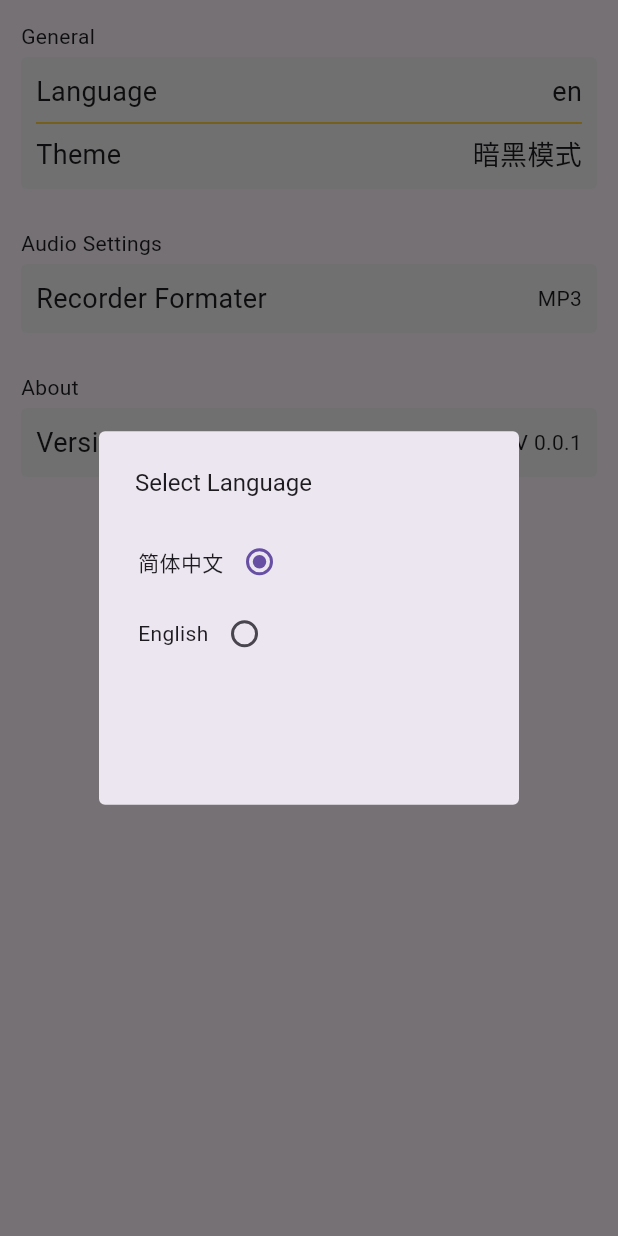
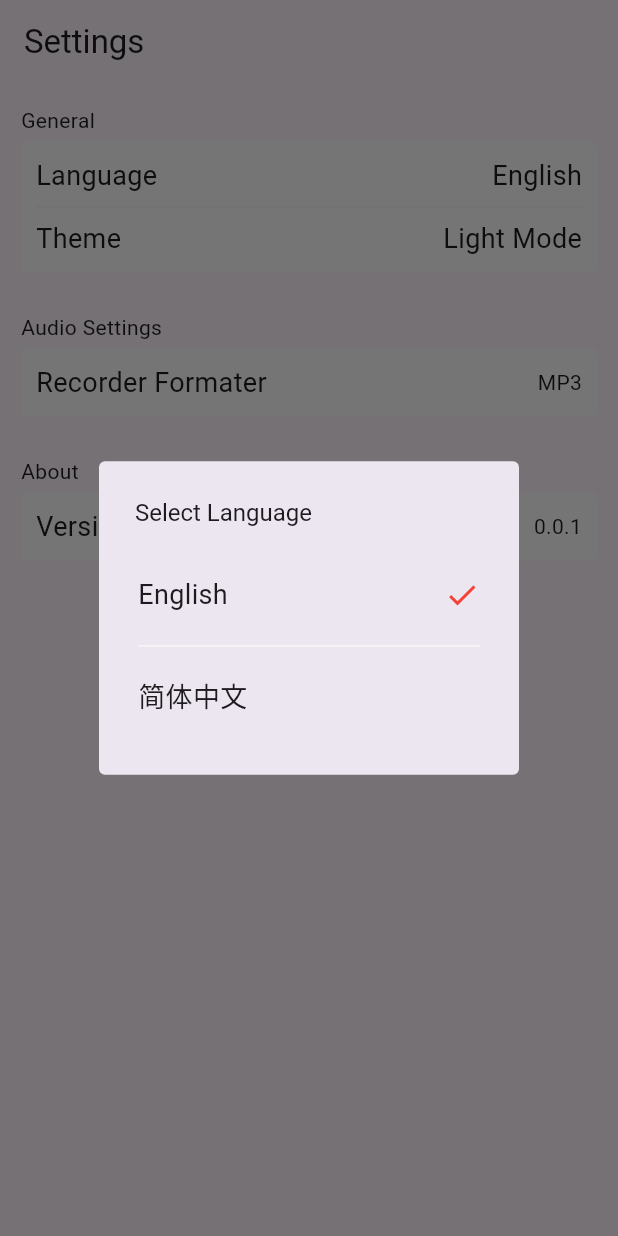
Before and after one commit to wu-yiqiang/audiometer, a Flutter app: the SettingsPage screen opened directly, after a tap on "Language", on a phone screen of 412 x 824 dp. Run offline on Flutter 3.47's test engine with Material 3 defaults, Android fonts, the phone set to English and light mode, and no system bars; our stand-ins replace get, get_storage; accounts and stored records are empty.

Commit message:
设置页面添加通用设置

```diff
--- a/lib/common/const.dart
+++ b/lib/common/const.dart
@@ -2,3 +2,44 @@ import 'package:flutter/material.dart';
 
 const PrimaryColor = Colors.red;
 const SecondColor = Color.fromARGB(255, 255, 120, 120);
+const DarkBackgroundColor = Color.fromARGB(255, 76, 76, 76);
+const LightBackgroundColor = Color.fromARGB(255, 255, 255, 255);
+const BorderColor = Color.fromARGB(255, 247, 246, 243);
+
+class LanguageMap {
+  static const english = 'English';
+  static const simpleChinese = '简体中文';
+}
+
+class LanguageEnMap {
+  static const lang = 'en';
+  static const country = 'US';
+}
+
+class LanguageZhMap {
+  static const lang = 'zh';
+  static const country = 'CN';
+}
+
+List languages = [
+  {
+    'value': LanguageEnMap.lang,
+    'label': LanguageMap.english,
+    'country': LanguageEnMap.country,
+  },
+  {
+    'value': LanguageZhMap.lang,
+    'label': LanguageMap.simpleChinese,
+    'country': LanguageZhMap.country,
+  },
+];
+
+class ThemeModeMap {
+  static const dark = 'dark';
+  static const light = 'light';
+}
+
+List themeModes = [
+  {'value': ThemeModeMap.light, 'label': "lightMode"},
+  {'value': ThemeModeMap.dark, 'label': "darkMode"},
+];
--- a/lib/pages/RecorderPage/Recorder.dart
+++ b/lib/pages/RecorderPage/Recorder.dart
@@ -1,4 +1,5 @@
 import 'package:audiometer/common/const.dart';
+import 'package:audiometer/store/store.dart';
 import 'package:audiometer/widgets/DeleteDialog.dart';
 import 'package:audiometer/widgets/IconsButton.dart';
 import 'package:flutter/material.dart';
@@ -20,7 +21,7 @@ class _Recorder extends State<Recorder> {
       padding: EdgeInsets.all(10),
       decoration: BoxDecoration(
         borderRadius: BorderRadius.all(Radius.circular(6)),
-        color: Color.fromARGB(250, 250, 250, 250)
+        color: isDark() ? DarkBackgroundColor : LightBackgroundColor,
       ),
       child: Flex(
         direction: Axis.vertical,
--- a/lib/pages/Settings/General.dart
+++ b/lib/pages/Settings/General.dart
@@ -1,4 +1,7 @@
-import 'package:audiometer/store/store.dart';
+import 'package:audiometer/common/const.dart';
+import 'package:audiometer/pages/Settings/LanguageCard.dart';
+import 'package:audiometer/pages/Settings/ThemeCard.dart';
+import 'package:audiometer/pages/Settings/settings_controller/general_controller.dart';
 import 'package:audiometer/widgets/RadioDialog.dart';
 import 'package:audiometer/widgets/SettingsCard.dart';
 import 'package:flutter/material.dart';
@@ -12,98 +15,15 @@ class General extends StatefulWidget {
 }
 
 class _General extends State<General> {
-  String _groupValue = storeGetValue(settingStoreKeys['LANGUAGE']!);
-
+  final GeneralController generalController = Get.put(GeneralController());
   @override
   Widget build(BuildContext context) {
     return SettingsCard(
       title: "general".tr,
       widgets: [
-        GestureDetector(
-          behavior: HitTestBehavior.opaque, // 核心代码
-          onTap: () async {
-            await radioDialog(
-              context,
-              'selectlanguage'.tr,
-              Container(
-                width: double.infinity,
-                child: RadioGroup<String>(
-                  groupValue: _groupValue,
-                  onChanged: (String? value) {
-                    setState(() {
-                      storeSetValue(settingStoreKeys['LANGUAGE']!, value);
-                    });
-                  },
-                  child: Column(
-                    children: <Widget>[
-                      Row(
-                        children: [
-                          Text("简体中文"),
-                          Radio<String>(value: 'en'),
-                        ],
-                      ),
-                      Row(
-                        children: [
-                          Text("English"),
-                          Radio<String>(value: 'zh'),
-                        ],
-                      ),
-                    ],
-                  ),
-                ),
-              ),
-            );
-          },
-          child: Flex(
-            direction: Axis.horizontal,
-            mainAxisAlignment: MainAxisAlignment.spaceBetween,
-            crossAxisAlignment: CrossAxisAlignment.center,
-            spacing: 14,
-            children: [
-              Expanded(
-                child: Flex(
-                  direction: Axis.vertical,
-                  crossAxisAlignment: CrossAxisAlignment.start,
-                  spacing: 4,
-                  children: [
-                    Text("language".tr, style: TextStyle(fontSize: 18)),
-                  ],
-                ),
-              ),
-              Row(
-                spacing: 8,
-                children: [
-                  Text(
-                    storeGetValue(settingStoreKeys['LANGUAGE']!),
-                    style: TextStyle(fontSize: 18),
-                  ),
-                ],
-              ),
-            ],
-          ),
-        ),
-
-        Divider(color: Colors.amber),
-        Flex(
-          direction: Axis.horizontal,
-          mainAxisAlignment: MainAxisAlignment.spaceBetween,
-          crossAxisAlignment: CrossAxisAlignment.center,
-          spacing: 14,
-          children: [
-            Expanded(
-              child: Flex(
-                direction: Axis.vertical,
-                crossAxisAlignment: CrossAxisAlignment.start,
-                spacing: 4,
-                children: [Text("theme".tr, style: TextStyle(fontSize: 18))],
-              ),
-            ),
-            Row(
-              spacing: 8,
-              children: [Text("暗黑模式", style: TextStyle(fontSize: 18))],
-            ),
-          ],
-        ),
+        LanguageCard(),
+        Divider(color: const Color.fromARGB(255, 247, 246, 243)),
+        ThemeCard()
       ],
     );
   }
--- /dev/null
+++ b/lib/pages/Settings/LanguageCard.dart
@@ -0,0 +1,111 @@
+import 'package:audiometer/common/const.dart';
+import 'package:audiometer/pages/Settings/settings_controller/general_controller.dart';
+import 'package:audiometer/widgets/RadioDialog.dart';
+import 'package:flutter/material.dart';
+import 'package:get/get.dart';
+
+class LanguageCard extends StatefulWidget {
+  const LanguageCard({super.key});
+
+  @override
+  State<LanguageCard> createState() => _LanguageCard();
+}
+
+class _LanguageCard extends State<LanguageCard> {
+  final GeneralController generalController = Get.put(GeneralController());
+  @override
+  Widget build(BuildContext context) {
+    return GestureDetector(
+      behavior: HitTestBehavior.opaque,
+      onTap: () async {
+        await radioDialog(
+          context,
+          'selectlanguage'.tr,
+          Container(
+            width: double.infinity,
+            child: RadioGroup<String>(
+              groupValue: generalController.language.value,
+              onChanged: (value) {
+                generalController.updateLanguage(value!);
+              },
+              child: Column(
+                children: <Widget>[
+                  Obx(() {
+                    return Expanded(
+                      child: GestureDetector(
+                        behavior: HitTestBehavior.opaque,
+                        child: Flex(
+                          direction: Axis.horizontal,
+                          mainAxisAlignment: MainAxisAlignment.spaceBetween,
+                          children: [
+                            Text('English', style: TextStyle(fontSize: 18)),
+                            ?generalController.language.value ==
+                                    LanguageEnMap.lang
+                                ? Icon(Icons.check, color: PrimaryColor)
+                                : null,
+                          ],
+                        ),
+                        onTap: () {
+                          generalController.updateLanguage(LanguageEnMap.lang);
+                        },
+                      ),
+                    );
+                  }),
+                  Divider(color: BorderColor),
+                  Obx(() {
+                    return Expanded(
+                      child: GestureDetector(
+                        behavior: HitTestBehavior.opaque,
+                        child: Flex(
+                          direction: Axis.horizontal,
+                          mainAxisAlignment: MainAxisAlignment.spaceBetween,
+                          children: [
+                            Text('简体中文', style: TextStyle(fontSize: 18)),
+                            ?generalController.language.value ==
+                                    LanguageZhMap.lang
+                                ? Icon(Icons.check, color: PrimaryColor)
+                                : null,
+                          ],
+                        ),
+                        onTap: () {
+                          generalController.updateLanguage(LanguageZhMap.lang);
+                        },
+                      ),
+                    );
+                  }),
+                ],
+              ),
+            ),
+          ),
+        );
+      },
+      child: Obx(() {
+        return Flex(
+          direction: Axis.horizontal,
+          mainAxisAlignment: MainAxisAlignment.spaceBetween,
+          crossAxisAlignment: CrossAxisAlignment.center,
+          spacing: 14,
+          children: [
+            Expanded(
+              child: Flex(
+                direction: Axis.vertical,
+                crossAxisAlignment: CrossAxisAlignment.start,
+                spacing: 4,
+                children: [Text("language".tr, style: TextStyle(fontSize: 18))],
+              ),
+            ),
+            Row(
+              spacing: 8,
+              children: [
+                Text(
+                  generalController.languageLabel.value,
+                  style: TextStyle(fontSize: 18),
+                ),
+              ],
+            ),
+          ],
+        );
+      }),
+    );
+  }
+}
--- a/lib/pages/Settings/Settings.dart
+++ b/lib/pages/Settings/Settings.dart
@@ -1,5 +1,4 @@
 import 'package:audiometer/pages/Settings/General.dart';
-import 'package:audiometer/store/store.dart';
 import 'package:audiometer/widgets/SettingsCard.dart';
 import 'package:flutter/material.dart';
 import 'package:get/get.dart';
@@ -8,6 +7,7 @@ class SettingsPage extends StatelessWidget {
   Widget build(BuildContext context) {
 
     return Scaffold(
+      appBar: AppBar(title: Text('settings'.tr)),
       body: SafeArea(
         child: Container(
           padding: EdgeInsetsGeometry.all(14),
@@ -68,7 +68,7 @@ class SettingsPage extends StatelessWidget {
                             ],
                           ),
                         ),
-                        Row(spacing: 8, children: [Text("V 0.0.1")]),
+                        Row(spacing: 8, children: [Text("0.0.1")]),
                       ],
                     ),
                   ],
--- /dev/null
+++ b/lib/pages/Settings/ThemeCard.dart
@@ -0,0 +1,99 @@
+import 'package:audiometer/common/const.dart';
+import 'package:audiometer/pages/Settings/settings_controller/general_controller.dart';
+import 'package:audiometer/widgets/RadioDialog.dart';
+import 'package:flutter/material.dart';
+import 'package:get/get.dart';
+
+class ThemeCard extends StatefulWidget {
+  const ThemeCard({super.key});
+
+  @override
+  State<ThemeCard> createState() => _ThemeCard();
+}
+
+class _ThemeCard extends State<ThemeCard> {
+  final GeneralController generalController = Get.put(GeneralController());
+
+  @override
+  Widget build(BuildContext context) {
+    return GestureDetector(
+      behavior: HitTestBehavior.opaque,
+      onTap: () async {
+        await radioDialog(
+          context,
+          'selectTheme'.tr,
+          Container(
+            width: double.infinity,
+            child: Column(
+              children: <Widget>[
+                Obx(() {
+                  return Expanded(
+                    child: GestureDetector(
+                      behavior: HitTestBehavior.opaque,
+                      child: Flex(
+                        direction: Axis.horizontal,
+                        mainAxisAlignment: MainAxisAlignment.spaceBetween,
+                        children: [
+                          Text('lightMode'.tr, style: TextStyle(fontSize: 18)),
+                          ?generalController.theme.value == ThemeModeMap.light
+                              ? Icon(Icons.check, color: PrimaryColor)
+                              : null,
+                        ],
+                      ),
+                      onTap: () {
+                        generalController.updateTheme(ThemeModeMap.light);
+                      },
+                    ),
+                  );
+                }),
+                Divider(color: BorderColor),
+                Obx(() {
+                  return Expanded(
+                    child: GestureDetector(
+                      behavior: HitTestBehavior.opaque,
+                      onTap: () {
+                        generalController.updateTheme(ThemeModeMap.dark);
+                      },
+                      child: Flex(
+                        direction: Axis.horizontal,
+                        mainAxisAlignment: MainAxisAlignment.spaceBetween,
+                        children: [
+                          Text('darkMode'.tr, style: TextStyle(fontSize: 18)),
+                          ?generalController.theme.value == ThemeModeMap.dark
+                              ? Icon(Icons.check, color: PrimaryColor)
+                              : null,
+                        ],
+                      ),
+                    ),
+                  );
+                }),
+              ],
+            ),
+          ),
+        );
+      },
+      child: Flex(
+        direction: Axis.horizontal,
+        mainAxisAlignment: MainAxisAlignment.spaceBetween,
+        crossAxisAlignment: CrossAxisAlignment.center,
+        spacing: 14,
+        children: [
+          Expanded(
+            child: Flex(
+              direction: Axis.vertical,
+              crossAxisAlignment: CrossAxisAlignment.start,
+              spacing: 4,
+              children: [Text("theme".tr, style: TextStyle(fontSize: 18))],
+            ),
+          ),
+          Obx(() {
+            return Row(
+              spacing: 8,
+              children: [Text(generalController.themeLabel.value.tr, style: TextStyle(fontSize: 18))],
+            );
+          }),
+        ],
+      ),
+    );
+  }
+}
--- a/lib/store/store.dart
+++ b/lib/store/store.dart
@@ -50,7 +50,13 @@ void storeSaveMap(Map maps, Map data) {
 }
 
 dynamic getTheme() {
+  bool theme = isDark();
+  if (theme) return Brightness.dark;
+  return Brightness.light;
+}
+
+bool isDark() {
   dynamic theme = storeGetValue(settingStoreKeys['THEME']!);
-  if (theme == "light") return Brightness.light;
-  if (theme == 'dark') return Brightness.dark;
+  if (theme == 'dark') return true;
+  return false;
 }
--- a/lib/translation/en_US.dart
+++ b/lib/translation/en_US.dart
@@ -15,5 +15,9 @@ final Map<String, String> en_US = {
   'recorderFormater': "Recorder Formater",
   'about': "About",
   'version': "Version",
-  'selectlanguage': "Select Language"
-};
+  'selectlanguage': "Select Language",
+  'darkMode': "Dark Mode",
+  'lightMode': "Light Mode",
+  'selectTheme': "Select Theme",
+  'systemTheme': 'System Theme'
+  };
--- a/lib/translation/zh_CN.dart
+++ b/lib/translation/zh_CN.dart
@@ -11,8 +11,13 @@ final Map<String, String> zh_CN = {
   'language': "语言",
   'theme': "主题",
   'audioSettings': "音频设置",
+  'general': "通用设置",
   'recorderFormater': "录音格式",
   'about': "关于",
   'version': "版本号",
-  'selectlanguage': "选择语言"
+  'selectlanguage': "选择语言",
+  'darkMode': "深色模式",
+  'lightMode': "浅色模式",
+  'selectTheme': "选择主题",
+  'systemTheme': '系统主题'
 };
--- a/lib/widgets/DeleteDialog.dart
+++ b/lib/widgets/DeleteDialog.dart
@@ -10,7 +10,9 @@ Future<bool?> showDeleteConfirmDialog(context, String title, Widget widget) {
     builder: (context) {
       return AlertDialog(
         title: Text(title),
-        shape: RoundedRectangleBorder(borderRadius: BorderRadius.all(Radius.circular(4))),
+        shape: RoundedRectangleBorder(
+          borderRadius: BorderRadius.all(Radius.circular(6)),
+        ),
         content: Container(
           padding: EdgeInsetsGeometry.all(2),
           width: dialogWidth,
--- a/lib/widgets/RadioDialog.dart
+++ b/lib/widgets/RadioDialog.dart
@@ -15,7 +15,7 @@ Future<bool?> radioDialog(context, String title, Widget widget) {
         content: Container(
           padding: EdgeInsetsGeometry.all(2),
           // width: dialogWidth,
-          child: Container(width: double.infinity, child: widget, height: 160,),
+          child: Container(width: double.infinity, child: widget, height: 120),
         ),
       );
     },
--- a/lib/widgets/SettingsCard.dart
+++ b/lib/widgets/SettingsCard.dart
@@ -1,3 +1,5 @@
+import 'package:audiometer/common/const.dart';
+import 'package:audiometer/store/store.dart';
 import 'package:flutter/material.dart';
 import 'package:get/get.dart';
 
@@ -17,7 +19,7 @@ class SettingsCard extends StatelessWidget {
           width: double.infinity,
           padding: EdgeInsets.all(10),
           decoration: BoxDecoration(
-            color: const Color.fromARGB(255, 245, 245, 245),
+            color: isDark() ? DarkBackgroundColor : LightBackgroundColor,
             borderRadius: BorderRadius.all(Radius.circular(4)),
           ),
           child: Flex(direction: Axis.vertical, children: widgets),
```
Also changed, not shown: lib/main.dart (+11 -54 lines), lib/pages/Settings/settings_controller/general_controller.dart (added, +58 -0 lines).
